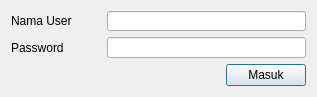
Qt form src/dialogs/logindialog.ui (AyahnaSyahid/LazyMins) before a commit.
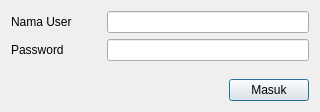
The same form after that commit.

What changed in the file:
```diff
--- a/src/dialogs/logindialog.ui
+++ b/src/dialogs/logindialog.ui
@@ -6,20 +6,14 @@
    <rect>
     <x>0</x>
     <y>0</y>
-    <width>317</width>
-    <height>97</height>
+    <width>320</width>
+    <height>112</height>
    </rect>
   </property>
   <property name="minimumSize">
    <size>
-    <width>317</width>
-    <height>97</height>
-   </size>
-  </property>
-  <property name="maximumSize">
-   <size>
-    <width>317</width>
-    <height>97</height>
+    <width>320</width>
+    <height>0</height>
    </size>
   </property>
   <property name="windowTitle">
```
